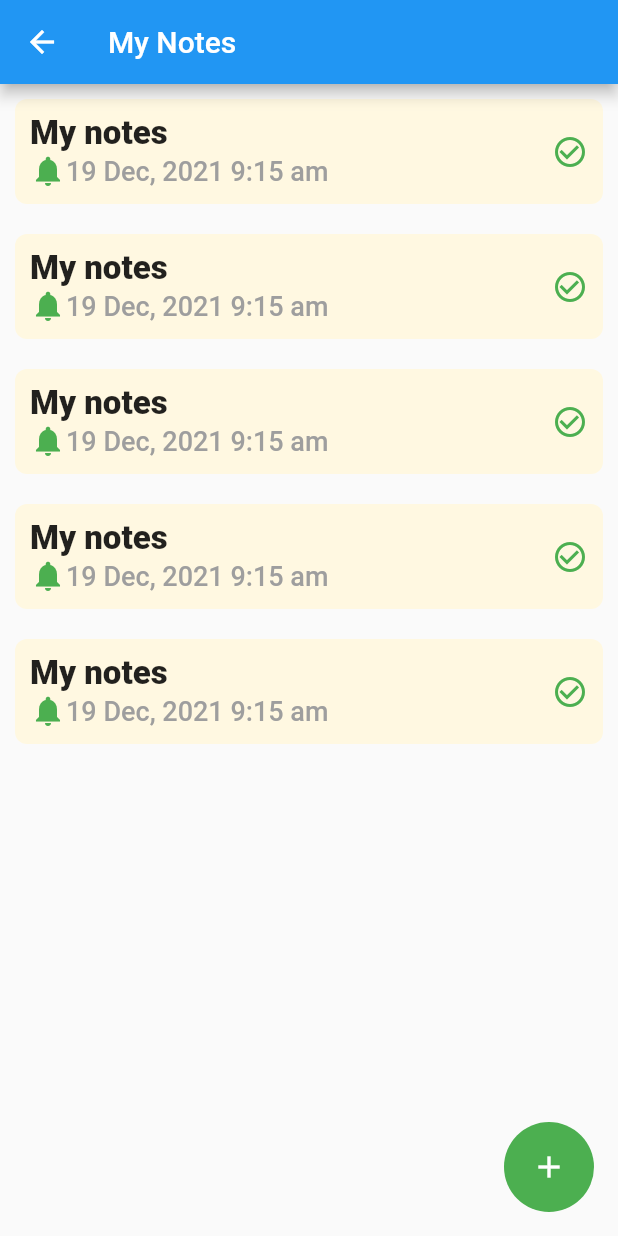
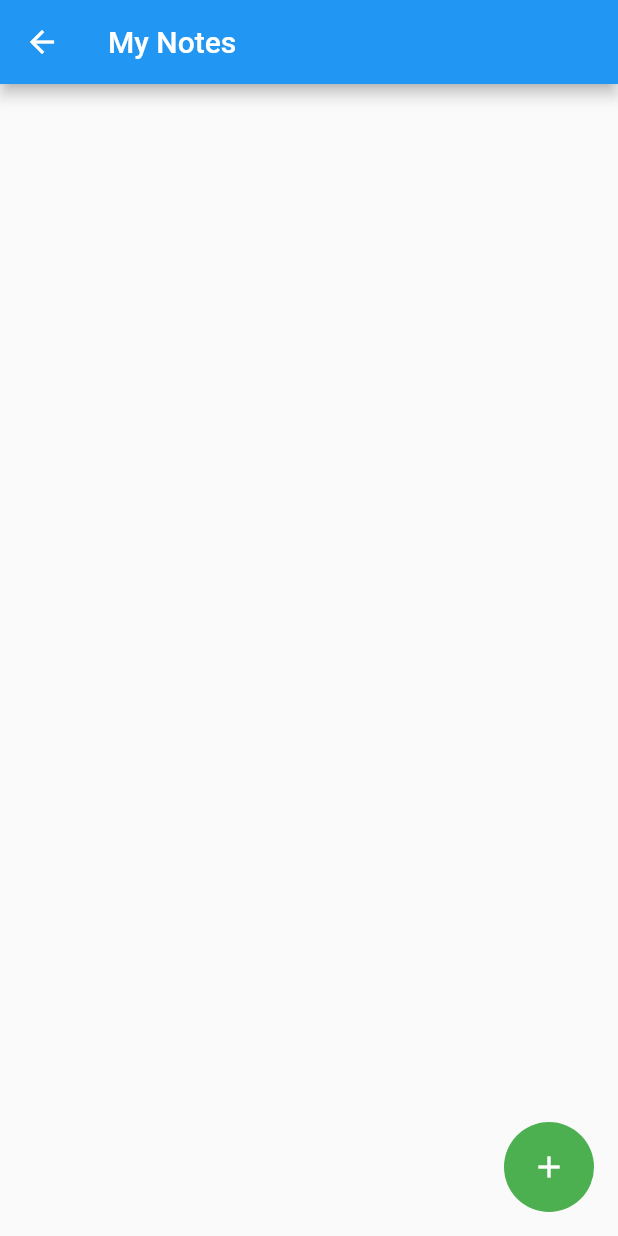
Before and after one commit to AshishGz/BIT_TCMIT_Flutter, a Flutter app: the screen it shows after launch, after a tap on "NotesHome", on a phone screen of 412 x 824 dp. Run offline on Flutter 3.47's test engine with Material 2 defaults, Android fonts, the light colour scheme and no system bars; our stand-ins replace hive, hive_flutter; missing offline and left inert: nepali_date_picker, nepali_utils; accounts and stored records are empty.

Commit message:
add notes

```diff
--- a/lib/main.dart
+++ b/lib/main.dart
@@ -1,8 +1,10 @@
+import 'package:bit_flutter/notes/hiveManger.dart';
 import 'package:bit_flutter/screen/flutterExample.dart';
 import 'package:bit_flutter/screen/myHomeScreen.dart';
 import 'package:flutter/material.dart';
 
-void main() {
+main() async {
+  await HiveManger.initHive();
   runApp(const MyApp());
 }
 
--- /dev/null
+++ b/lib/notes/hiveManger.dart
@@ -0,0 +1,44 @@
+import 'package:bit_flutter/notes/note.dart';
+import 'package:flutter/material.dart';
+import 'package:hive_flutter/hive_flutter.dart';
+
+const NOTES = '_notes';
+
+class HiveManger {
+  static initHive() async {
+    await Hive.initFlutter();
+    Hive.registerAdapter(NoteAdapter());
+    return true;
+  }
+
+  static onAddNotes(
+      {required String notes,
+      required int selectedColor,
+      required bool notification,
+      required int date}) async {
+    try {
+      await Hive.openBox<Note>(NOTES);
+      Box<Note> addNote = Hive.box<Note>(NOTES);
+      await addNote.add(Note(notes, notification, selectedColor, date));
+    } catch (e) {
+      print(e);
+    } finally {
+      Hive.close();
+      print('Succesfully added');
+      return true;
+    }
+  }
+
+  static onGetNotes() async {
+    try {
+      final box = await Hive.openBox<Note>(NOTES);
+      List note = <Note>[];
+      note = box.values.toList();
+      return note;
+    } catch (e) {
+      print(e);
+    } finally {
+      Hive.close();
+    }
+  }
+}
--- a/lib/notes/myNoteCard.dart
+++ b/lib/notes/myNoteCard.dart
@@ -1,13 +1,18 @@
+import 'package:bit_flutter/notes/note.dart';
 import 'package:flutter/material.dart';
 
 class MyNote extends StatelessWidget {
+  Note note;
+
+  MyNote(this.note);
+
   @override
   Widget build(BuildContext context) {
     return Container(
         padding: EdgeInsets.all(10),
         margin: EdgeInsets.all(10),
         decoration: BoxDecoration(
-            color: Colors.amber.shade50,
+            color: Color(note.selectedColor),
             borderRadius: BorderRadius.circular(8)),
         child: Row(
           children: [
@@ -16,7 +21,7 @@ class MyNote extends StatelessWidget {
                 crossAxisAlignment: CrossAxisAlignment.start,
                 children: [
                   Text(
-                    'My notes',
+                    note.notes,
                     style: TextStyle(fontSize: 22, fontWeight: FontWeight.w900),
                   ),
                   Row(
--- /dev/null
+++ b/lib/notes/note.dart
@@ -0,0 +1,23 @@
+import 'package:hive/hive.dart';
+
+part 'note.g.dart';
+
+@HiveType(typeId: 0)
+class Note extends HiveObject {
+  @HiveField(0)
+  late String notes;
+
+  @HiveField(1)
+  late bool wantReminder;
+
+  @HiveField(2)
+  late int selectedColor;
+
+  @HiveField(3)
+  late int notificationDate;
+
+  Note(
+      this.notes, this.wantReminder, this.selectedColor, this.notificationDate);
+}
+
+//flutter packages pub run build_runner build
--- a/lib/notes/notesHome.dart
+++ b/lib/notes/notesHome.dart
@@ -1,8 +1,29 @@
+import 'package:bit_flutter/notes/hiveManger.dart';
 import 'package:bit_flutter/notes/manageNotes.dart';
 import 'package:bit_flutter/notes/myNoteCard.dart';
+import 'package:bit_flutter/notes/note.dart';
 import 'package:flutter/material.dart';
 
-class NotesHome extends StatelessWidget {
+class NotesHome extends StatefulWidget {
+  @override
+  State<NotesHome> createState() => _NotesHomeState();
+}
+
+class _NotesHomeState extends State<NotesHome> {
+  List notes = <Note>[];
+
+  getNotes() async {
+    notes = await HiveManger.onGetNotes();
+    setState(() {});
+  }
+
+  @override
+  void initState() {
+    // TODO: implement initState
+    getNotes();
+    super.initState();
+  }
+
   @override
   Widget build(BuildContext context) {
     return Scaffold(
@@ -26,14 +47,8 @@ class NotesHome extends StatelessWidget {
             },
           ),
         ),
-        body: ListView(
-          children: [
-            MyNote(),
-            MyNote(),
-            MyNote(),
-            MyNote(),
-            MyNote(),
-          ],
-        ));
+        body: ListView(children: [
+          ...notes.map((e) => MyNote(e))
+        ]));
   }
 }
```
Also changed, not shown: lib/notes/manageNotes.dart (+9 -1 lines), lib/notes/note.g.dart (added), 2 other files.
